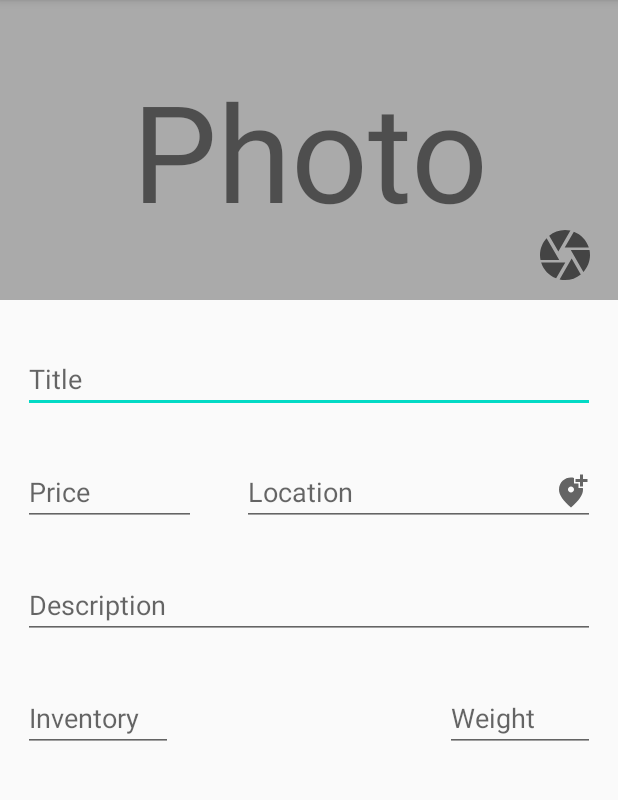
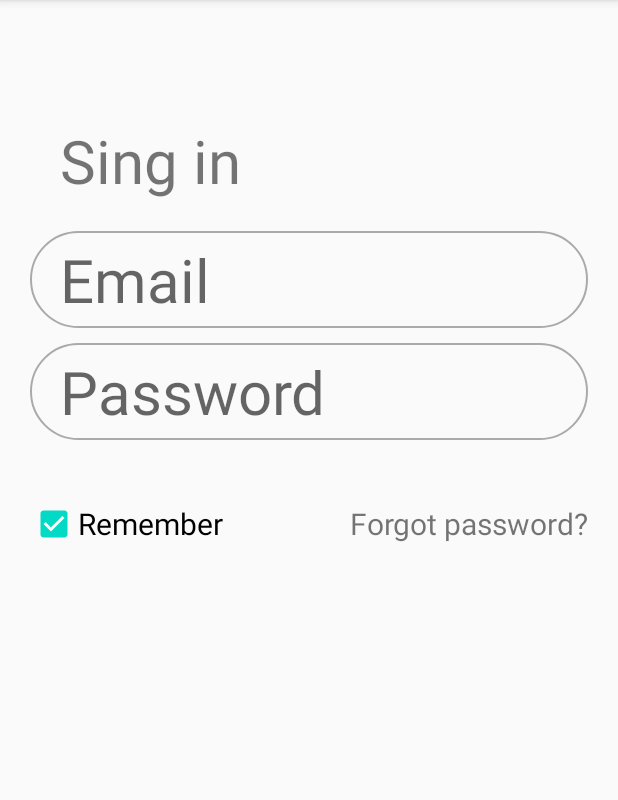
Before and after one commit to azartx/Homework1, an Android app: the screen it shows after launch (MainActivity), on a phone screen of 412 x 824 dp, the part 84-884 px from its top. Run offline under Robolectric (Android 15) with nearby library versions, the phone set to English and light mode, and no system bars.

Commit message:
start creating third path of homework

```diff
--- a/homework3/src/main/java/com/app/homework3/MainActivity.java
+++ b/homework3/src/main/java/com/app/homework3/MainActivity.java
@@ -10,7 +10,7 @@ public class MainActivity extends AppCompatActivity {
     @Override
     protected void onCreate(Bundle savedInstanceState) {
         super.onCreate(savedInstanceState);
-        setContentView(R.layout.second_layout_relative);
+        setContentView(R.layout.third_layout_linear);
 
 
 
--- /dev/null
+++ b/homework3/src/main/res/drawable/ic_background_edit_text.xml
@@ -0,0 +1,34 @@
+<vector xmlns:android="http://schemas.android.com/apk/res/android"
+    android:height="20dp"
+    android:width="20dp"
+    android:viewportWidth="400"
+    android:viewportHeight="400">
+
+    <group
+        android:pivotX="10.0"
+        android:pivotY="10.0">
+
+        <!-- the outside box -->
+
+        <!-- top line & top left corner -->
+        <path android:pathData="M 140 60 H 40 c 40 0 0 -5 -25 35 "
+            android:strokeColor="#808080" android:strokeWidth="5" />
+
+        <!-- left line & bottom left corner -->
+        <path android:pathData="M 5 64 v 271 c 0 40 0 35 35 35 "
+            android:strokeColor="#808080" android:strokeWidth="5" />
+
+        <!-- bottom line & bottom right corner -->
+        <path android:pathData="M 30 370 h 330 c 40 0 35 -10 35 -35"
+            android:strokeColor="#808080" android:strokeWidth="5" />
+
+        <!-- right line & top right corner -->
+        <path android:pathData="M 395 356 v -261 c0 -40 0 -35 -50 -35"
+            android:strokeColor="#808080" android:strokeWidth="5" />
+
+        <!-- top line till end-->
+        <!-- 140 is the starting point of line after TEXT-->
+        <path android:pathData="M 140 60 370 60"
+            android:strokeColor="#808080" android:strokeWidth="5" />
+    </group>
+</vector>
--- /dev/null
+++ b/homework3/src/main/res/drawable/ic_bg_edit_text.xml
@@ -0,0 +1,11 @@
+<?xml version="1.0" encoding="utf-8"?>
+<shape
+    xmlns:android="http://schemas.android.com/apk/res/android"
+    android:shape="rectangle">
+    <stroke
+        android:width="1dp"
+        android:color="@android:color/darker_gray">
+    </stroke>
+    <corners
+        android:radius="40dp"/>
+</shape>
--- /dev/null
+++ b/homework3/src/main/res/layout/third_layout_linear.xml
@@ -0,0 +1,79 @@
+<?xml version="1.0" encoding="utf-8"?>
+<LinearLayout xmlns:android="http://schemas.android.com/apk/res/android"
+    android:layout_width="match_parent"
+    android:layout_height="match_parent"
+    android:orientation="vertical">
+
+    <TextView
+        android:layout_width="wrap_content"
+        android:layout_height="wrap_content"
+        android:paddingStart="40dp"
+        android:paddingTop="80dp"
+        android:paddingEnd="40dp"
+        android:paddingBottom="20dp"
+        android:text="@string/sing_in"
+        android:textSize="40sp" />
+
+    <EditText
+        android:id="@+id/setEmail"
+        android:layout_width="match_parent"
+        android:layout_height="wrap_content"
+        android:layout_marginStart="20dp"
+        android:layout_marginEnd="20dp"
+        android:autofillHints="@string/email"
+        android:background="@drawable/ic_bg_edit_text"
+        android:hint="@string/email"
+        android:inputType="textEmailAddress"
+        android:paddingStart="20dp"
+        android:paddingTop="5dp"
+        android:paddingEnd="25dp"
+        android:paddingBottom="5dp"
+        android:textSize="40sp" />
+
+    <EditText
+        android:id="@+id/setPassword"
+        android:layout_width="match_parent"
+        android:layout_height="wrap_content"
+        android:layout_marginStart="20dp"
+        android:layout_marginTop="10dp"
+        android:layout_marginEnd="20dp"
+        android:layout_marginBottom="40dp"
+        android:autofillHints="@string/password"
+        android:background="@drawable/ic_bg_edit_text"
+        android:hint="@string/password"
+        android:inputType="textPassword"
+        android:paddingStart="20dp"
+        android:paddingTop="5dp"
+        android:paddingEnd="25dp"
+        android:paddingBottom="5dp"
+        android:textSize="40sp" />
+
+    <LinearLayout
+        android:layout_width="match_parent"
+        android:layout_height="wrap_content"
+        android:orientation="horizontal">
+
+        <CheckBox
+            android:id="@+id/rememberCheckBox"
+            android:layout_width="wrap_content"
+            android:layout_height="wrap_content"
+            android:layout_marginStart="20dp"
+            android:checked="true"
+            android:text="@string/remember"
+            android:textSize="20sp" />
+
+        <TextView
+            android:id="@+id/forgotPassword"
+            android:layout_width="match_parent"
+            android:layout_height="wrap_content"
+            android:layout_marginStart="20dp"
+            android:layout_marginEnd="20dp"
+            android:clickable="true"
+            android:focusable="true"
+            android:gravity="end"
+            android:text="@string/forgot_password"
+            android:textSize="20sp" />
+
+    </LinearLayout>
+
+</LinearLayout>
--- a/homework3/src/main/res/values/strings.xml
+++ b/homework3/src/main/res/values/strings.xml
@@ -17,4 +17,9 @@
     <string name="description">Description</string>
     <string name="inventory">Inventory</string>
     <string name="weight">Weight</string>
+    <string name="sing_in">Sing in</string>
+    <string name="email">Email</string>
+    <string name="password">Password</string>
+    <string name="remember">Remember</string>
+    <string name="forgot_password">Forgot password?</string>
 </resources>
```
